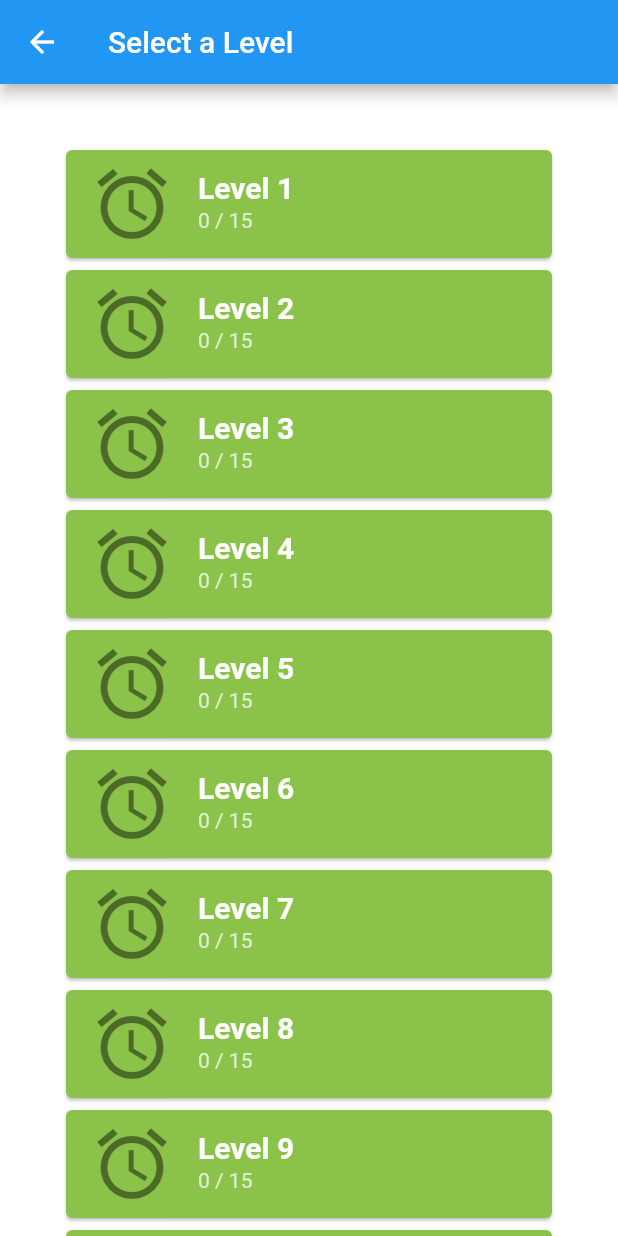
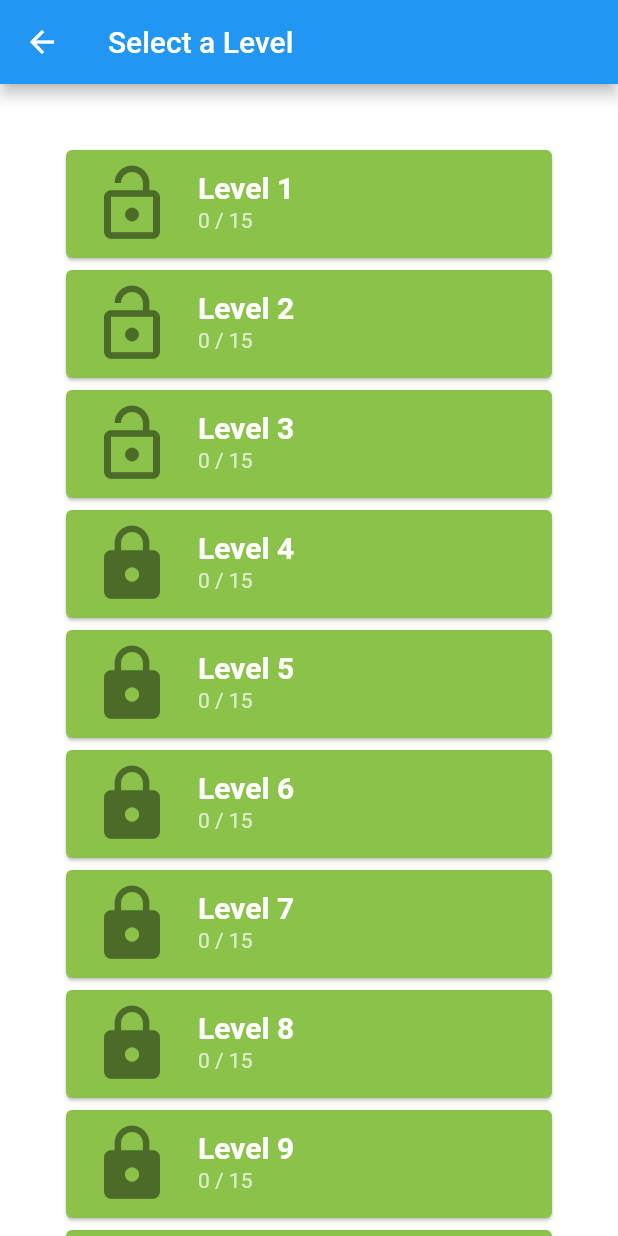
Before and after one commit to nigelcardozo/quiz_test, a Flutter app: the screen it shows after launch, after a tap on "Play", on a phone screen of 412 x 824 dp. Run offline on Flutter 3.47's test engine with Material 2 defaults, Android fonts, the light colour scheme and no system bars; generated files the repository leaves out were written again.

Commit message:
Changed icon to lock/unlock and added temporary code to fake statuses

```diff
--- a/lib/routes/LevelSelectionScreen.dart
+++ b/lib/routes/LevelSelectionScreen.dart
@@ -51,7 +51,10 @@ Card generateCard(
 ListTile generateListTile(List<String> entries, int index) {
   return ListTile(
     leading: LayoutBuilder(builder: (context, constraint) {
-      return new Icon(Icons.access_alarms, size: constraint.biggest.height);
+      if (isLevelLocked(index + 1)) {
+        return generateLockedIcon(constraint);
+      }
+      return generateUnlockedIcon(constraint);
     }),
     title: Text(
       entries[index],
@@ -66,6 +69,20 @@ ListTile generateListTile(List<String> entries, int index) {
       print('Pressed $index');
     },
   );
+}
+
+// FOR NOW ALL LEVELS BUT THE FIRST ARE MARKED AS LOCKED
+bool isLevelLocked(int levelNumber) {
+  if (levelNumber >= 1 && levelNumber <= 3) return false;
+  return true;
+}
+
+Icon generateLockedIcon(BoxConstraints constraint) {
+  return new Icon(Icons.lock, size: constraint.biggest.height);
+}
+
+Icon generateUnlockedIcon(BoxConstraints constraint) {
+  return new Icon(Icons.lock_open, size: constraint.biggest.height);
 }
 
 Flexible generateHeightSpacer(double height) {
```
